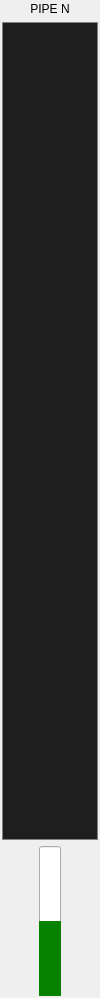
Above: coreui/ui/PipeVisualizer.ui from OpenSoundStack/OpenAudioLiveSystem before the change. Below: the same form after it.
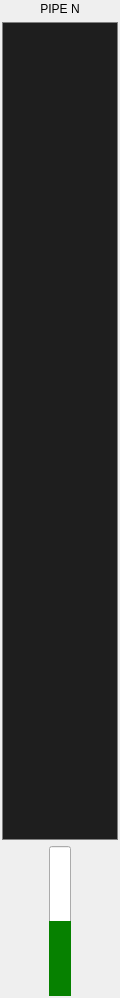
That is the form after the change.

Commit message: pipe viz creation system

Patch:
```diff
--- a/coreui/ui/PipeVisualizer.ui
+++ b/coreui/ui/PipeVisualizer.ui
@@ -6,19 +6,19 @@
    <rect>
     <x>0</x>
     <y>0</y>
-    <width>100</width>
+    <width>120</width>
     <height>998</height>
    </rect>
   </property>
   <property name="minimumSize">
    <size>
-    <width>100</width>
+    <width>120</width>
     <height>0</height>
    </size>
   </property>
   <property name="maximumSize">
    <size>
-    <width>100</width>
+    <width>120</width>
     <height>16777215</height>
    </size>
   </property>
@@ -61,6 +61,12 @@
      </item>
      <item>
       <widget class="QProgressBar" name="signal_level">
+       <property name="minimumSize">
+        <size>
+         <width>0</width>
+         <height>150</height>
+        </size>
+       </property>
        <property name="maximumSize">
         <size>
          <width>16777215</width>
```
The commit also changes 14 other files.
